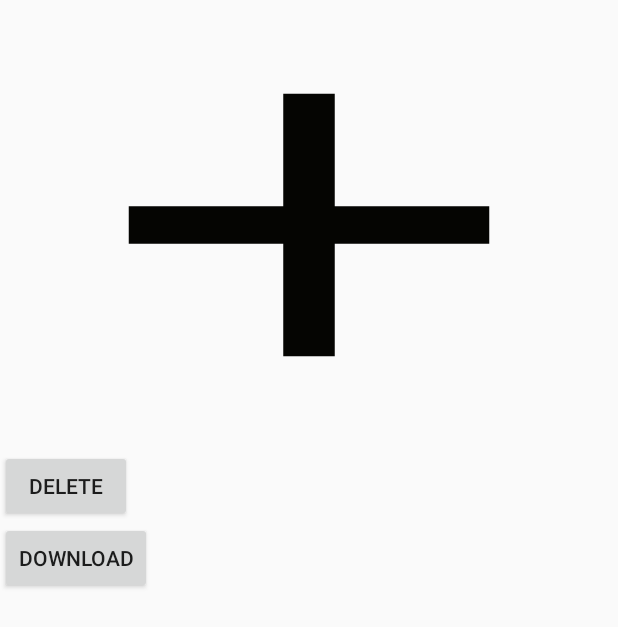
After one commit to RzTutul/TourMate, an Android app: the layout single_image_dialog.xml on its own in the app's theme, with its tools: preview values and no code run, on a phone screen of 412 x 824 dp. The commit adds this screen. Shown: the top 627 px of the screen. Run offline under Robolectric (Android 15) with nearby library versions, the phone set to English and light mode, and no system bars.

```diff
--- /dev/null
+++ b/app/src/main/res/layout/single_image_dialog.xml
@@ -0,0 +1,28 @@
+<?xml version="1.0" encoding="utf-8"?>
+<LinearLayout xmlns:android="http://schemas.android.com/apk/res/android"
+    android:layout_width="match_parent"
+    android:layout_height="match_parent"
+    android:orientation="vertical">
+
+        <ImageView
+            android:id="@+id/imageView"
+            android:layout_width="match_parent"
+            android:layout_height="300dp"
+            android:scaleType="fitXY"
+            android:src="@drawable/ic_add_black_24dp"
+            />
+        <Button
+            android:layout_width="wrap_content"
+            android:layout_height="wrap_content"
+            android:text="delete"
+                />
+
+   <Button
+       android:text="download"
+            android:layout_width="wrap_content"
+            android:layout_height="wrap_content"
+                />
+
+
+
+</LinearLayout>
```
Also changed, not shown: app/src/main/java/com/example/tourmate/adapter/MomentRVAdapter.java (+23 -1 lines).
